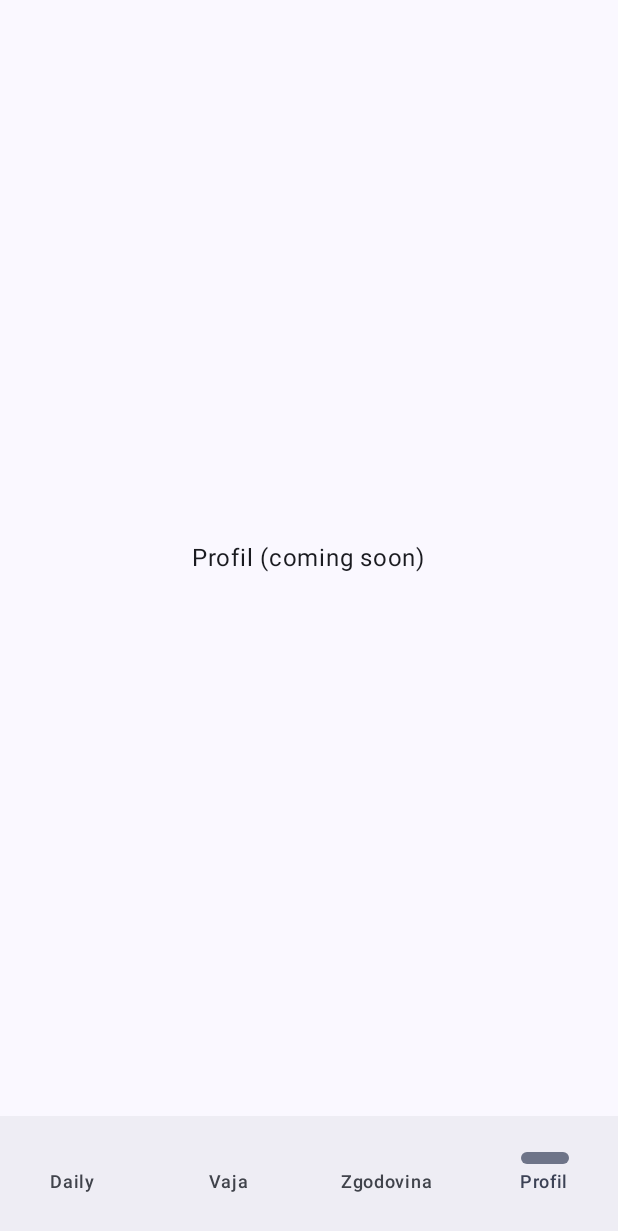
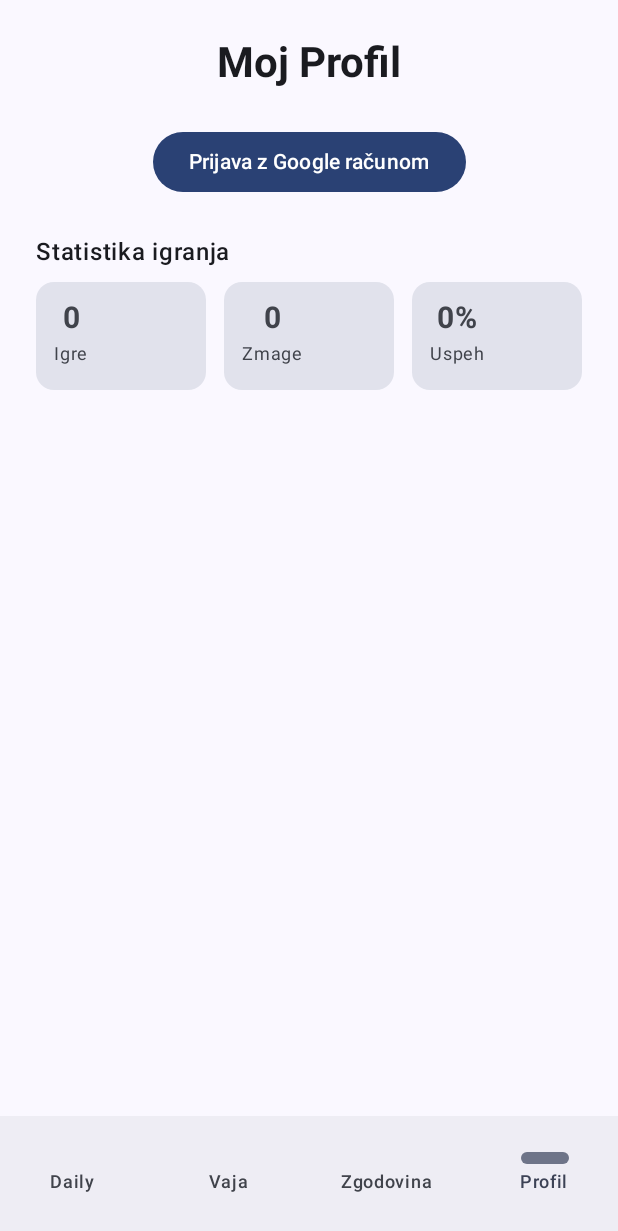
Before and after one commit to Tilko98/beseda-dneva-android, an Android app built with Jetpack Compose: the ProfileScreen screen opened through its navigation route, on a phone screen of 412 x 824 dp. Shown: the top 1231 px of the screen. Run offline under Robolectric (Android 15) with nearby library versions, the phone set to English and light mode, and no system bars; our stand-ins replace Firebase (no records; nobody signed in at launch, a user with empty details on screens opened directly), Room's generated code; network calls fail.

Commit message:
profil + Google prijava

```diff
--- a/app/src/main/java/si/faks/besedadneva/MainActivity.kt
+++ b/app/src/main/java/si/faks/besedadneva/MainActivity.kt
@@ -15,12 +15,14 @@ import androidx.navigation.compose.*
 import si.faks.besedadneva.data.db.DatabaseProvider
 import si.faks.besedadneva.data.db.GameRepository
 import si.faks.besedadneva.ui.*
+import si.faks.besedadneva.ui.auth.GoogleAuthClient // <--- Uvozili smo tvoj novi razred
 import si.faks.besedadneva.ui.theme.BesedaDnevaTheme
 import si.faks.besedadneva.ui.viewmodel.GameMode
 import si.faks.besedadneva.ui.viewmodel.GameViewModel
 import si.faks.besedadneva.ui.viewmodel.GameViewModelFactory
 import si.faks.besedadneva.ui.viewmodel.HistoryViewModel
 import si.faks.besedadneva.ui.viewmodel.HistoryViewModelFactory
+import com.google.firebase.FirebaseApp
 
 sealed class BottomRoute(val route: String, val label: String) {
     data object Daily : BottomRoute("daily", "Daily")
@@ -30,8 +32,15 @@ sealed class BottomRoute(val route: String, val label: String) {
 }
 
 class MainActivity : ComponentActivity() {
+
+    // 1. Inicializiramo GoogleAuthClient
+    private val googleAuthClient by lazy {
+        GoogleAuthClient(applicationContext)
+    }
+
     override fun onCreate(savedInstanceState: Bundle?) {
         super.onCreate(savedInstanceState)
+        FirebaseApp.initializeApp(this)
         enableEdgeToEdge()
 
         val db = DatabaseProvider.get(applicationContext)
@@ -39,14 +48,18 @@ class MainActivity : ComponentActivity() {
 
         setContent {
             BesedaDnevaTheme {
-                AppScaffold(repo = repo)
+                // 2. Podamo ga naprej v AppScaffold
+                AppScaffold(repo = repo, googleAuthClient = googleAuthClient)
             }
         }
     }
 }
 
 @Composable
-private fun AppScaffold(repo: GameRepository) {
+private fun AppScaffold(
+    repo: GameRepository,
+    googleAuthClient: GoogleAuthClient // 3. Dodan parameter
+) {
     val navController = rememberNavController()
     val items = listOf(
         BottomRoute.Daily,
@@ -77,16 +90,17 @@ private fun AppScaffold(repo: GameRepository) {
 
             composable(BottomRoute.Practice.route) { PracticeScreen(repo) }
 
-            // --- TUKAJ JE SPREMEMBA ---
             composable(BottomRoute.History.route) {
-                // Ustvarimo ViewModel s Factory-jem in ga podamo naprej
                 val factory = HistoryViewModelFactory(repo)
                 val vm: HistoryViewModel = viewModel(factory = factory)
                 HistoryScreen(viewModel = vm)
             }
-            // --------------------------
 
-            composable(BottomRoute.Profile.route) { ProfileScreen() }
+            // 4. Podamo googleAuthClient v ProfileScreen
+            composable(BottomRoute.Profile.route) {
+                ProfileScreen(googleAuthClient = googleAuthClient,
+                    repo = repo)
+            }
         }
     }
 }
--- a/app/src/main/java/si/faks/besedadneva/ui/ProfileScreen.kt
+++ b/app/src/main/java/si/faks/besedadneva/ui/ProfileScreen.kt
@@ -1,15 +1,136 @@
 package si.faks.besedadneva.ui
 
-import androidx.compose.foundation.layout.Box
-import androidx.compose.foundation.layout.fillMaxSize
-import androidx.compose.material3.Text
+import android.app.Activity
+import android.widget.Toast
+import androidx.activity.compose.rememberLauncherForActivityResult
+import androidx.activity.result.IntentSenderRequest
+import androidx.activity.result.contract.ActivityResultContracts
+import androidx.compose.foundation.layout.*
+import androidx.compose.foundation.shape.CircleShape
+import androidx.compose.material3.*
+import androidx.compose.runtime.*
 import androidx.compose.ui.Alignment
 import androidx.compose.ui.Modifier
-import androidx.compose.runtime.Composable
+import androidx.compose.ui.draw.clip
+import androidx.compose.ui.graphics.Color
+import androidx.compose.ui.layout.ContentScale
+import androidx.compose.ui.platform.LocalContext
+import androidx.compose.ui.text.font.FontWeight
+import androidx.compose.ui.unit.dp
+import androidx.compose.ui.unit.sp
+import androidx.lifecycle.viewmodel.compose.viewModel
+import kotlinx.coroutines.launch
+import si.faks.besedadneva.data.db.GameRepository
+import si.faks.besedadneva.ui.auth.GoogleAuthClient
+import si.faks.besedadneva.ui.viewmodel.ProfileViewModel
+import si.faks.besedadneva.ui.viewmodel.ProfileViewModelFactory
 
 @Composable
-fun ProfileScreen() {
-    Box(modifier = Modifier.fillMaxSize(), contentAlignment = Alignment.Center) {
-        Text("Profil (coming soon)")
+fun ProfileScreen(
+    googleAuthClient: GoogleAuthClient,
+    repo: GameRepository,
+    viewModel: ProfileViewModel = viewModel(factory = ProfileViewModelFactory(repo))
+) {
+    val state by viewModel.state.collectAsState()
+    val context = LocalContext.current
+    val scope = rememberCoroutineScope()
+
+    // Launcher za Google Sign In Intent
+    val launcher = rememberLauncherForActivityResult(
+        contract = ActivityResultContracts.StartIntentSenderForResult(),
+        onResult = { result ->
+            if (result.resultCode == Activity.RESULT_OK) {
+                scope.launch {
+                    val signInResult = googleAuthClient.signInWithIntent(result.data ?: return@launch)
+                    viewModel.onSignInResult(signInResult)
+                }
+            }
+        }
+    )
+
+    Column(
+        modifier = Modifier.fillMaxSize().padding(24.dp),
+        horizontalAlignment = Alignment.CenterHorizontally
+    ) {
+        Text("Moj Profil", style = MaterialTheme.typography.headlineMedium, fontWeight = FontWeight.Bold)
+        Spacer(Modifier.height(24.dp))
+
+        if (state.userData != null) {
+            val user = state.userData!!
+            // Uporabniški del
+            Card(
+                modifier = Modifier.fillMaxWidth(),
+                elevation = CardDefaults.cardElevation(4.dp)
+            ) {
+                Row(modifier = Modifier.padding(16.dp), verticalAlignment = Alignment.CenterVertically) {
+                    Surface(
+                        modifier = Modifier.size(60.dp),
+                        shape = CircleShape,
+                        color = MaterialTheme.colorScheme.primaryContainer
+                    ) {
+                        Box(contentAlignment = Alignment.Center) {
+                            Text(user.username?.firstOrNull()?.toString() ?: "?", fontSize = 24.sp)
+                        }
+                    }
+                    Spacer(Modifier.width(16.dp))
+                    Column {
+                        Text(user.username ?: "Neznanec", fontWeight = FontWeight.Bold, fontSize = 20.sp)
+                        Text(user.userId.take(10) + "...", fontSize = 12.sp, color = Color.Gray)
+                    }
+                }
+            }
+        } else {
+            // Gumb za prijavo, če ni prijavljen
+            Button(onClick = {
+                scope.launch {
+                    val intentSender = googleAuthClient.signIn()
+                    launcher.launch(IntentSenderRequest.Builder(intentSender ?: return@launch).build())
+                }
+            }) {
+                Text("Prijava z Google računom")
+            }
+        }
+
+        Spacer(Modifier.height(24.dp))
+
+        // STATISTIKA
+        Text("Statistika igranja", fontWeight = FontWeight.SemiBold, modifier = Modifier.align(Alignment.Start))
+        Spacer(Modifier.height(8.dp))
+
+        Row(modifier = Modifier.fillMaxWidth(), horizontalArrangement = Arrangement.spacedBy(12.dp)) {
+            StatCard("Igre", state.totalGames.toString(), Modifier.weight(1f))
+            StatCard("Zmage", state.wins.toString(), Modifier.weight(1f))
+            val winPercent = if (state.totalGames > 0) (state.wins * 100 / state.totalGames) else 0
+            StatCard("Uspeh", "$winPercent%", Modifier.weight(1f))
+        }
+
+        Spacer(Modifier.weight(1f))
+
+        if (state.userData != null) {
+            OutlinedButton(onClick = {
+                scope.launch {
+                    googleAuthClient.signOut()
+                    viewModel.onSignOut()
+                }
+            }) {
+                Text("Odjava")
+            }
+        }
     }
 }
+
+@Composable
+fun StatCard(label: String, value: String, modifier: Modifier = Modifier) {
+    Card(
+        modifier = modifier,
+        colors = CardDefaults.cardColors(containerColor = MaterialTheme.colorScheme.surfaceVariant)
+    ) {
+        Column(
+            modifier = Modifier.padding(12.dp),
+            horizontalAlignment = Alignment.CenterHorizontally
+        ) {
+            Text(value, fontSize = 20.sp, fontWeight = FontWeight.Bold)
+            Text(label, fontSize = 12.sp)
+        }
+    }
+}
--- /dev/null
+++ b/app/src/main/java/si/faks/besedadneva/ui/viewmodel/ProfileViewModel.kt
@@ -0,0 +1,65 @@
+package si.faks.besedadneva.ui.viewmodel
+
+import androidx.lifecycle.ViewModel
+import androidx.lifecycle.ViewModelProvider
+import androidx.lifecycle.viewModelScope
+import kotlinx.coroutines.flow.MutableStateFlow
+import kotlinx.coroutines.flow.asStateFlow
+import kotlinx.coroutines.flow.update
+import kotlinx.coroutines.launch
+import si.faks.besedadneva.data.db.GameRepository
+import si.faks.besedadneva.ui.auth.SignInResult
+import si.faks.besedadneva.ui.auth.UserData
+
+data class ProfileState(
+    val isSignInSuccessful: Boolean = false,
+    val signInError: String? = null,
+    val userData: UserData? = null,
+    val totalGames: Int = 0,
+    val wins: Int = 0
+)
+
+class ProfileViewModel(private val repo: GameRepository) : ViewModel() {
+    private val _state = MutableStateFlow(ProfileState())
+    val state = _state.asStateFlow()
+
+    init {
+        loadStats()
+    }
+
+    private fun loadStats() {
+        viewModelScope.launch {
+            repo.getAllGames().collect { games ->
+                _state.update { it.copy(
+                    totalGames = games.size,
+                    wins = games.count { g -> g.won }
+                ) }
+            }
+        }
+    }
+
+    fun onSignInResult(result: SignInResult) {
+        _state.update { it.copy(
+            isSignInSuccessful = result.data != null,
+            signInError = result.errorMessage,
+            userData = result.data
+        ) }
+    }
+
+    fun onSignOut() {
+        _state.update { ProfileState(totalGames = it.totalGames, wins = it.wins) }
+    }
+
+    fun setInitialUser(userData: UserData?) {
+        if (userData != null) {
+            _state.update { it.copy(userData = userData, isSignInSuccessful = true) }
+        }
+    }
+}
+
+class ProfileViewModelFactory(private val repo: GameRepository) : ViewModelProvider.Factory {
+    @Suppress("UNCHECKED_CAST")
+    override fun <T : ViewModel> create(modelClass: Class<T>): T {
+        return ProfileViewModel(repo) as T
+    }
+}
--- a/build.gradle.kts
+++ b/build.gradle.kts
@@ -3,4 +3,5 @@ plugins {
     alias(libs.plugins.android.application) apply false
     alias(libs.plugins.kotlin.android) apply false
     alias(libs.plugins.kotlin.compose) apply false
+    id("com.google.gms.google-services") version "4.4.2" apply false
 }
--- a/settings.gradle.kts
+++ b/settings.gradle.kts
@@ -1,6 +1,6 @@
 pluginManagement {
     repositories {
-        google {
+        google() {
             content {
                 includeGroupByRegex("com\\.android.*")
                 includeGroupByRegex("com\\.google.*")
```
Also changed, not shown: app/build.gradle.kts (+5 -3 lines), app/src/main/java/si/faks/besedadneva/ui/auth/GoogleAuthClient.kt (added, +97 -0 lines), 1 other file.
